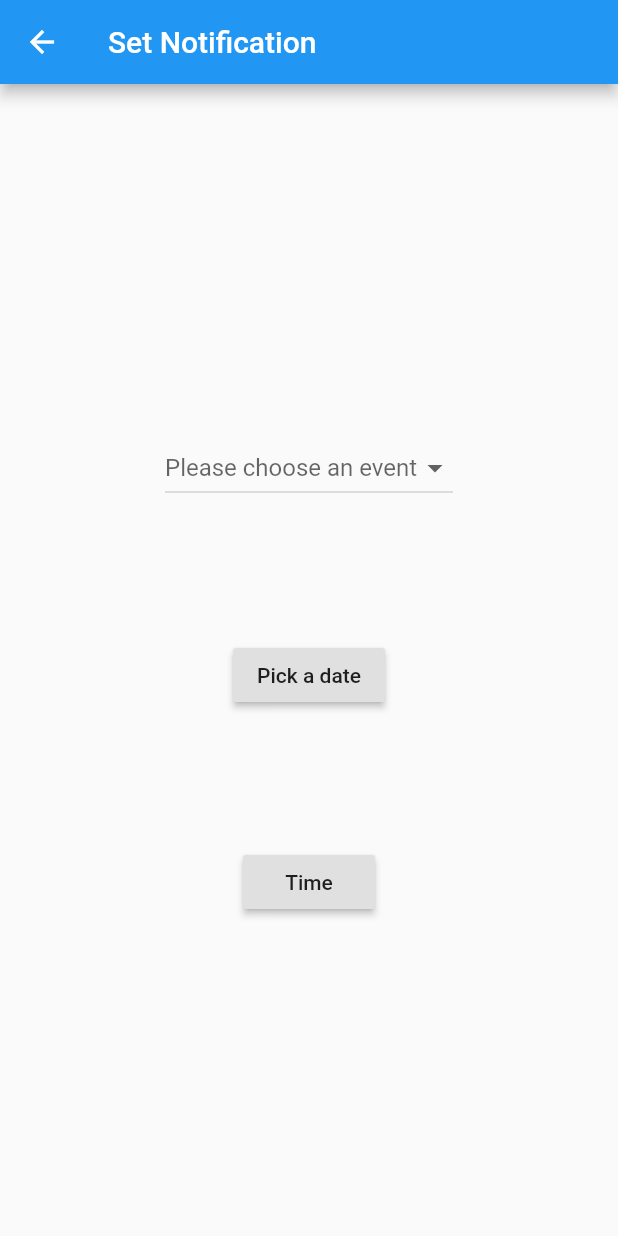
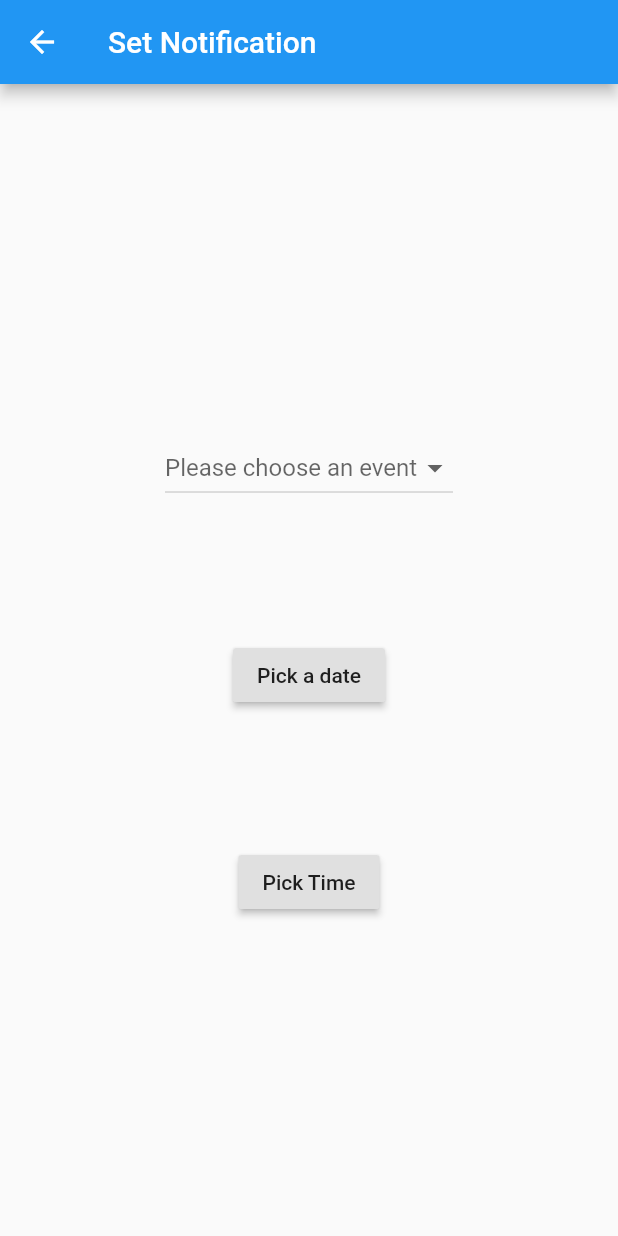
Before and after one commit to matiasponti/contacts_app, a Flutter app: the LocalNotificationsPage screen opened directly, on a phone screen of 412 x 824 dp. Run offline on Flutter 3.47's test engine with Material 2 defaults, Android fonts, the phone set to English and light mode, and no system bars; our stand-ins replace contacts_service, flutter_datetime_picker, flutter_local_notifications, permission_handler.

Commit message:
second commit

```diff
--- a/lib/local_notifications.dart
+++ b/lib/local_notifications.dart
@@ -70,7 +70,7 @@ class _LocalNotificationspageState extends State<LocalNotificationsPage> {
             Container(
               margin: const EdgeInsets.only(top: 90.0),
               child: RaisedButton(
-                child: Text('Time'),
+                child: Text('Pick Time'),
                 onPressed: () {
                   showTimePicker(
                       context: context,
```
Also changed, not shown: 2 other files.
